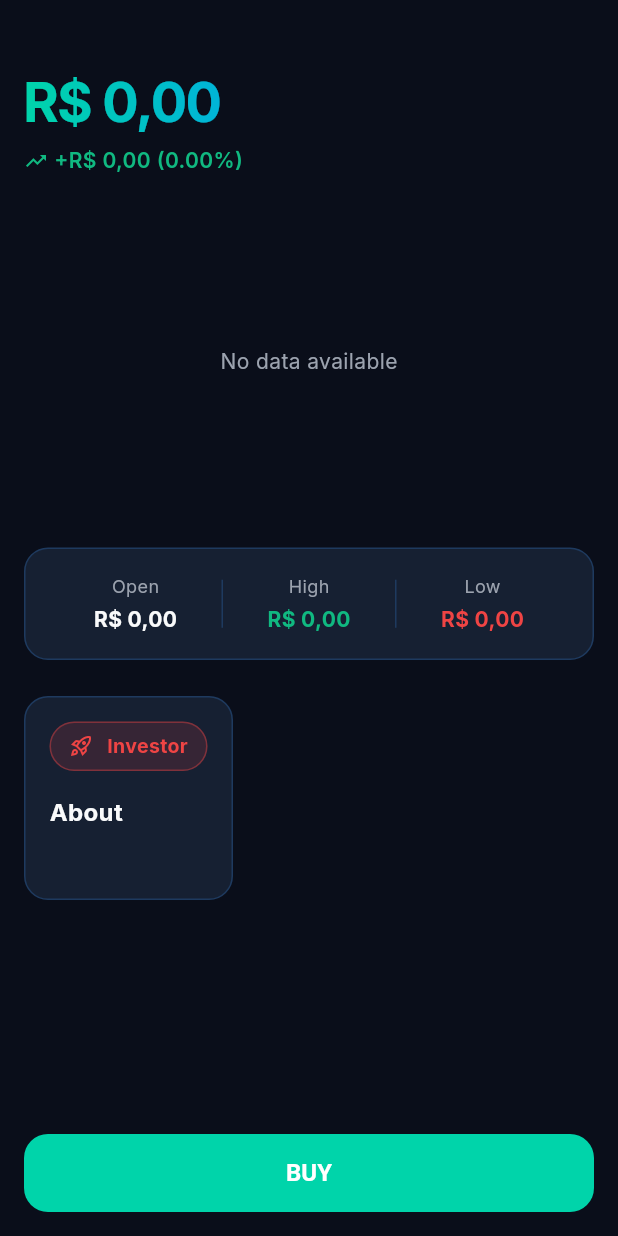
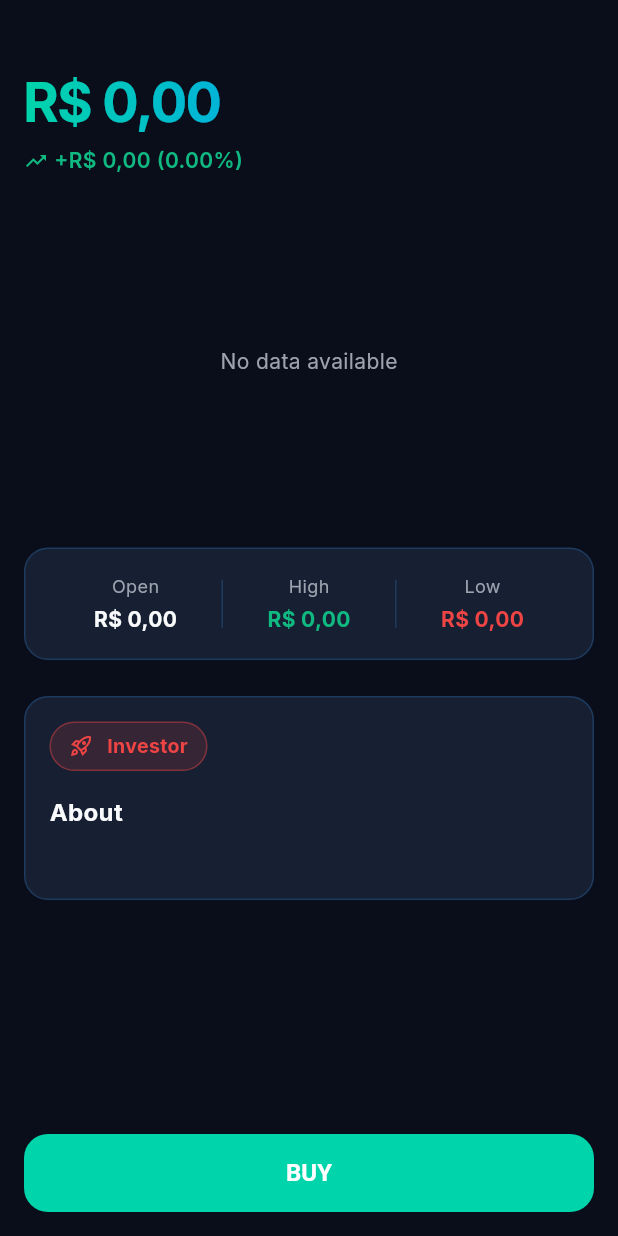
Before and after one commit to mateuss-silva/fintech_session_guard, a Flutter app: the _LoadedBody widget shown alone on an empty page, opened directly with empty values, on a phone screen of 412 x 824 dp. Run offline on Flutter 3.47's test engine with Material 3 defaults, Android fonts, the phone set to English and light mode, and no system bars; our stand-ins replace confetti, dartz, dio, equatable, fl_chart, flutter_bloc and 10 more; missing offline and left inert: dart:js_interop; accounts and stored records are empty; network calls fail.

Commit message:
fix: responsive details

```diff
--- a/lib/core/constants/api_constants.dart
+++ b/lib/core/constants/api_constants.dart
@@ -1,3 +1,5 @@
+import 'package:flutter/foundation.dart';
+
 /// API endpoint constants for the Guardian Invest backend.
 ///
 /// All endpoints are relative to [baseUrl].
@@ -8,6 +10,9 @@ class ApiConstants {
 
   /// Base URL for the backend API.
   static String get baseUrl {
+    if (kDebugMode) {
+      return 'https://localhost:3000/api';
+    }
     return 'https://fintech-session-guard-api.onrender.com/api';
   }
 
--- a/lib/features/market/presentation/pages/instrument_detail_page.dart
+++ b/lib/features/market/presentation/pages/instrument_detail_page.dart
@@ -159,8 +159,11 @@ class _LoadedBody extends StatelessWidget {
         Expanded(
           child: SingleChildScrollView(
             padding: const EdgeInsets.all(16),
+            child: Center(
+              child: ConstrainedBox(
+                constraints: const BoxConstraints(maxWidth: 800),
                 child: Column(
-              crossAxisAlignment: CrossAxisAlignment.start,
+                  crossAxisAlignment: CrossAxisAlignment.stretch,
                   children: [
                     _PriceHeader(instrument: instrument),
                     const SizedBox(height: 24),
@@ -177,10 +180,17 @@ class _LoadedBody extends StatelessWidget {
                 ),
               ),
             ),
-        _ActionBar(
+          ),
+        ),
+        Center(
+          child: ConstrainedBox(
+            constraints: const BoxConstraints(maxWidth: 800),
+            child: _ActionBar(
               instrument: instrument,
               ownedQuantity: ownedQty,
               hasPinConfigured: hasPinConfigured,
+            ),
+          ),
         ),
       ],
     );
```
Lines whose indentation alone changed are shown as unchanged.
